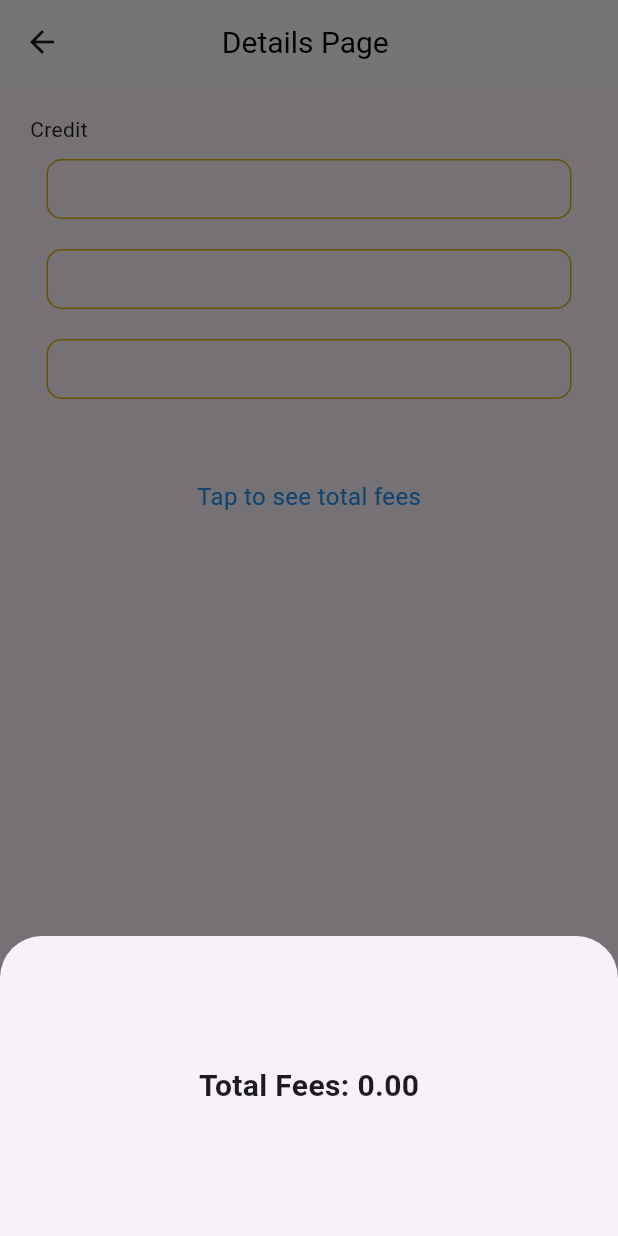
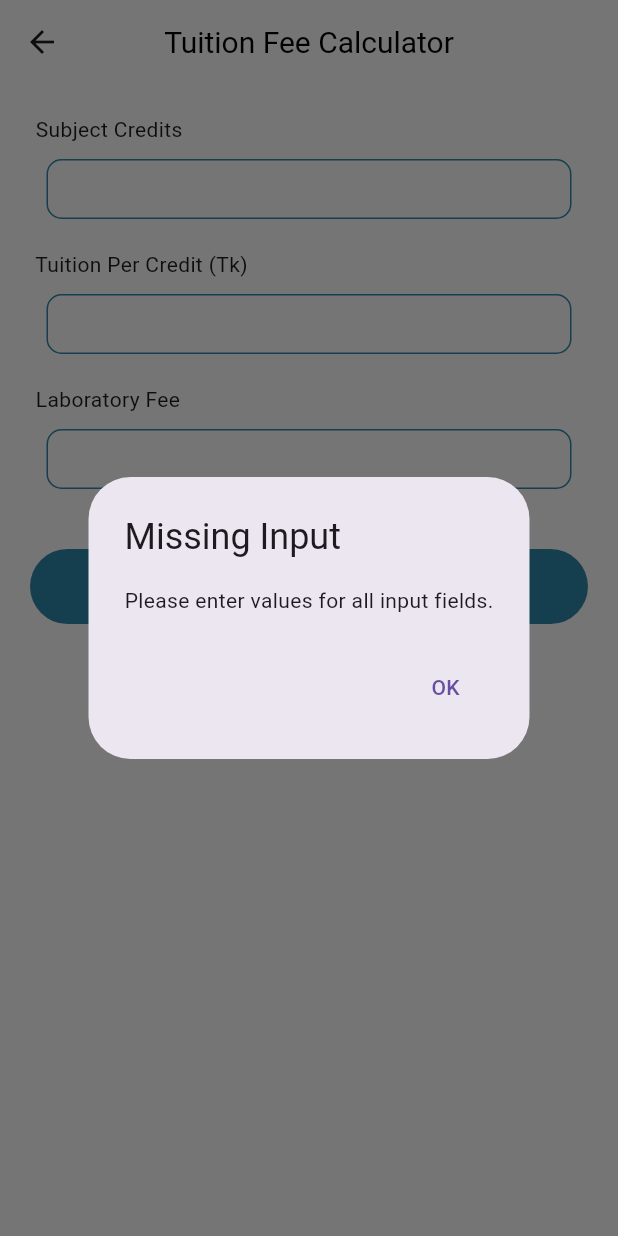
Before and after one commit to mdarafat1570/seuastudyassist, a Flutter app: the CalculatorScreen screen opened directly, after a tap on "Tap to see total fees", on a phone screen of 412 x 824 dp. Run offline on Flutter 3.47's test engine with Material 3 defaults, Android fonts, the light colour scheme and no system bars; our stand-ins replace firebase_auth, font_awesome_flutter, google_fonts, lottie, smooth_page_indicator, velocity_x and 1 more; accounts and stored records are empty; network calls fail.

Commit message:
Tuition Fee Done

```diff
--- a/lib/commonWidget/custom_Text.dart
+++ b/lib/commonWidget/custom_Text.dart
@@ -1,4 +1,5 @@
 import 'package:flutter/material.dart';
+import 'package:flutter/services.dart';
 import 'package:google_fonts/google_fonts.dart';
 import 'package:seustudyassist/base/AppColour.dart';
 
@@ -39,14 +40,18 @@ Widget commonTextfield(int numberOfLine, TextEditingController controller,
           maxLines: numberOfLine,
           controller: controller,
           enabled: isTextFieldEnable,
+          keyboardType: TextInputType.number,
+          inputFormatters: [
+            FilteringTextInputFormatter.allow(RegExp(r'[0-9]')),
+          ],
           decoration: InputDecoration(
             isCollapsed: true,
             contentPadding:
                 const EdgeInsets.symmetric(vertical: 8, horizontal: 10),
             enabledBorder: OutlineInputBorder(
               borderRadius: BorderRadius.circular(10.0),
-              borderSide: const BorderSide(
-                  width: 1, color: Color.fromARGB(255, 224, 179, 13)),
+              borderSide:
+                  const BorderSide(width: 1, color: AppColor.primaryColor),
             ),
             disabledBorder: OutlineInputBorder(
               borderRadius: BorderRadius.circular(10.0),
--- a/lib/tuitionCalculator/Calculator_Screen.dart
+++ b/lib/tuitionCalculator/Calculator_Screen.dart
@@ -1,22 +1,45 @@
 import 'package:flutter/material.dart';
+import 'package:seustudyassist/base/AppColour.dart';
 import 'package:seustudyassist/commonWidget/custom_Text.dart';
 
 class CalculatorScreen extends StatefulWidget {
-  const CalculatorScreen({super.key});
+  const CalculatorScreen({Key? key}) : super(key: key);
 
   @override
   State<CalculatorScreen> createState() => _CalculatorScreenState();
 }
 
-class _CalculatorScreenState extends State<CalculatorScreen> {
+class _CalculatorScreenState extends State<CalculatorScreen>
+    with TickerProviderStateMixin {
   TextEditingController creditController = TextEditingController();
   TextEditingController pricePerCreditController = TextEditingController();
   TextEditingController libraryFeesController = TextEditingController();
 
   double totalFees = 0.0;
 
+  late AnimationController _controller;
+  late Animation<Offset> _offsetAnimation;
+
+  @override
+  void initState() {
+    super.initState();
+    _controller = AnimationController(
+      duration: const Duration(seconds: 2),
+      vsync: this,
+    )..repeat(reverse: true);
+
+    _offsetAnimation = Tween<Offset>(
+      begin: const Offset(0.0, -0.2),
+      end: const Offset(0.0, 0.2),
+    ).animate(CurvedAnimation(
+      parent: _controller,
+      curve: Curves.easeInOut,
+    ));
+  }
+
   @override
   void dispose() {
+    _controller.dispose();
     creditController.dispose();
     pricePerCreditController.dispose();
     libraryFeesController.dispose();
@@ -24,23 +47,77 @@ class _CalculatorScreenState extends State<CalculatorScreen> {
   }
 
   void calculateTotalFees() {
-    double creditHours = double.tryParse(creditController.text) ?? 0.0;
-    double pricePerCredit =
-        double.tryParse(pricePerCreditController.text) ?? 0.0;
-    double libraryFees = double.tryParse(libraryFeesController.text) ?? 0.0;
+    String creditInput = creditController.text;
+    String pricePerCreditInput = pricePerCreditController.text;
+    String libraryFeesInput = libraryFeesController.text;
+
+    // Check if any of the input fields are empty
+    if (creditInput.isEmpty ||
+        pricePerCreditInput.isEmpty ||
+        libraryFeesInput.isEmpty) {
+      // Show alert if any of the input fields are empty
+      showDialog(
+        context: context,
+        builder: (BuildContext context) {
+          return AlertDialog(
+            title: Text('Missing Input'),
+            content: Text('Please enter values for all input fields.'),
+            actions: [
+              TextButton(
+                onPressed: () {
+                  Navigator.pop(context);
+                },
+                child: Text('OK'),
+              ),
+            ],
+          );
+        },
+      );
+      return;
+    }
+
+    // If all input fields are filled, calculate total fees
+    double creditHours = double.tryParse(creditInput) ?? 0.0;
+    double pricePerCredit = double.tryParse(pricePerCreditInput) ?? 0.0;
+    double libraryFees = double.tryParse(libraryFeesInput) ?? 0.0;
 
     setState(() {
       totalFees = (creditHours * pricePerCredit) + libraryFees;
     });
+
+    // Show total fees in a modal bottom sheet
+    showModalBottomSheet(
+      context: context,
+      builder: (BuildContext context) {
+        return Container(
+          height: 200.0,
+          child: Stack(
+            alignment: Alignment.center,
+            children: [
+              Center(
+                child: Text(
+                  'Total Fees: ${totalFees.toStringAsFixed(2)} Tk',
+                  style: const TextStyle(
+                    fontSize: 20.0,
+                    fontWeight: FontWeight.bold,
+                  ),
+                ),
+              ),
+            ],
+          ),
+        );
+      },
+    );
   }
 
   @override
   Widget build(BuildContext context) {
     return Scaffold(
+      backgroundColor: Colors.white,
       appBar: AppBar(
         backgroundColor: Colors.white,
         title: const Text(
-          "Details Page ",
+          "Tuition Fee Calculator",
           style: TextStyle(color: Colors.black, fontSize: 20),
         ),
         centerTitle: true,
@@ -52,72 +129,46 @@ class _CalculatorScreenState extends State<CalculatorScreen> {
           children: [
             const Row(
               children: [
-                Text("Credit"),
+                Text(" Subject Credits"),
               ],
             ),
             const SizedBox(height: 10.0),
             commonTextfield(1, creditController, width: 350.0),
             const SizedBox(height: 20.0),
+            const Row(
+              children: [
+                Text(" Tuition Per Credit (Tk)"),
+              ],
+            ),
+            const SizedBox(height: 10.0),
             commonTextfield(1, pricePerCreditController, width: 350.0),
             const SizedBox(height: 20.0),
+            const Row(
+              children: [
+                Text(" Laboratory Fee"),
+              ],
+            ),
+            const SizedBox(height: 10.0),
             commonTextfield(1, libraryFeesController, width: 350.0),
-            const SizedBox(height: 20.0),
-            // Row(
-            //   mainAxisAlignment: MainAxisAlignment.center,
-            //   children: [
-            //     const SizedBox(width: 10),
-            //     SizedBox(
-            //       width: MediaQuery.of(context).size.width * 0.4,
-            //       child: TextButton(
-            //         style: ButtonStyle(
-            //           foregroundColor:
-            //               MaterialStateProperty.all<Color>(Colors.white),
-            //           backgroundColor: MaterialStateProperty.all<Color>(
-            //               AppColor.primaryColor), // Set the background color
-            //           side: MaterialStateProperty.all<BorderSide>(
-            //               const BorderSide(
-            //                   color: AppColor.primaryColor,
-            //                   width: 2.0)), // Set the border color and width
-            //         ),
-            //         onPressed: calculateTotalFees,
-            //         child: const Text('Calculate Total Fee'),
-            //       ),
-            //     ),
-            //   ],
-            // ),
-            const SizedBox(height: 20.0),
-            GestureDetector(
-              onTap: () {
-                showModalBottomSheet(
-                  context: context,
-                  builder: (BuildContext context) {
-                    return Container(
-                      height: 200.0,
-                      child: Center(
-                        child: Text(
-                          'Total Fees: ${totalFees.toStringAsFixed(2)}',
-                          style: const TextStyle(
-                            fontSize: 20.0,
-                            fontWeight: FontWeight.bold,
+            const SizedBox(height: 40.0),
+            TextButton(
+              onPressed: () {
+                calculateTotalFees();
+              },
+              style: TextButton.styleFrom(
+                backgroundColor: AppColor.primaryColor,
+                padding: EdgeInsets.zero,
+                minimumSize: Size(
+                  MediaQuery.of(context).size.width * 0.4,
+                  50.0,
                 ),
               ),
-                      ),
-                    );
-                  },
-                );
-              },
-              child: Container(
-                height: 50.0,
-                width: MediaQuery.of(context).size.width * 0.4,
-                color: Colors
-                    .transparent, // Add a transparent color to make it tappable
               child: const Center(
                 child: Text(
                   'Tap to see total fees',
                   style: TextStyle(
-                      color: Colors.blue, // Change color as per your design
+                    color: Colors.white,
                     fontSize: 16.0,
-                    ),
                   ),
                 ),
               ),
```
Also changed, not shown: lib/dashboard/home_page.dart (+5 -32 lines), assets/Tuitionfees.png, 1 other file. Lines whose indentation alone changed are shown as unchanged.
